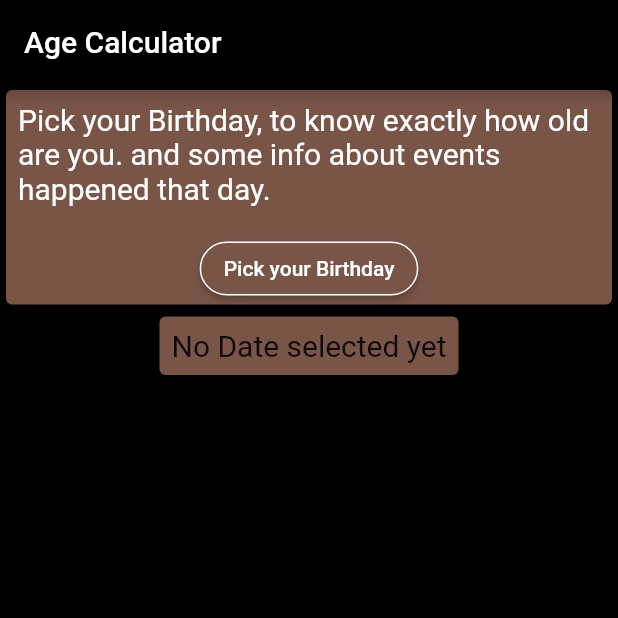
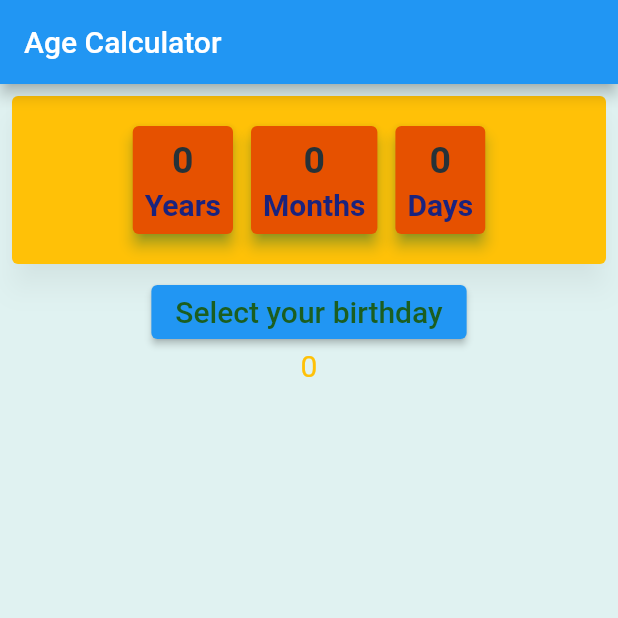
Before and after one commit to TheCoderGit/age_calculator_flutter, a Flutter app: the screen it shows after launch, on a phone screen of 412 x 824 dp, the top half of it. Run offline on Flutter 3.47's test engine with Material 2 defaults, Android fonts, the phone set to English and light mode, and no system bars; drawn by our look-alikes of google_mobile_ads; network calls fail.

Commit message:
version2

```diff
--- a/lib/main.dart
+++ b/lib/main.dart
@@ -1,142 +1,126 @@
+import 'package:age_calculator_flutter/services/age_provider.dart';
+import 'package:age_calculator_flutter/widgets/age_card.dart';
+import 'package:flutter/cupertino.dart';
 import 'package:flutter/material.dart';
+import 'package:google_mobile_ads/google_mobile_ads.dart';
+import 'package:provider/provider.dart';
 
 void main() {
-  runApp(MaterialApp(
-    debugShowCheckedModeBanner: false,
-    home: MyApp(),
-  ));
+  WidgetsFlutterBinding.ensureInitialized();
+  MobileAds.instance.initialize();
+  runApp(MyApp());
 }
 
-class MyApp extends StatefulWidget {
+class MyApp extends StatelessWidget {
   @override
-  _MyAppState createState() => _MyAppState();
+  Widget build(BuildContext context) {
+    return ChangeNotifierProvider<AgeProvider>(
+      create: (_) => AgeProvider(),
+      child: MaterialApp(
+        debugShowCheckedModeBanner: false,
+        home: HomePage(),
+      ),
+    );
+  }
 }
 
-class _MyAppState extends State<MyApp> {
-  DateTime _now = DateTime.now();
+class HomePage extends StatefulWidget {
+  final BannerAd _bannerAd = BannerAd(
+      size: AdSize.banner,
+      adUnitId: 'ca-app-pub-2556925527469330/9886505794',
+      listener: AdListener(),
+      request: AdRequest());
 
-  int insertedYear, insertedMonth, insertedDay, insertedHour, insertedMinute;
-  int currentYear, currentMonth, currentDay;
-  var ageYears, ageMonths, ageDays;
-
-  List bigMonths = [1, 3, 5, 7, 8, 10, 12];
-  List smallMonths = [4, 6, 9, 11];
-
-  void _datePicker() {
-    showDatePicker(
-            context: context,
-            initialDate: DateTime.now(),
-            firstDate: DateTime(1900),
-            lastDate: DateTime.now())
-        .then((value) {
-      currentYear = _now.year;
-      currentMonth = _now.month;
-      currentDay = _now.day;
-
-      insertedDay = value.day;
-      insertedMonth = value.month;
-      insertedYear = value.year;
-
-      if (currentDay < insertedDay) {
-        if (bigMonths.contains(currentMonth)) {
-          currentMonth = currentMonth - 1;
-          currentDay = currentDay + 31;
-        } else if (smallMonths.contains(currentMonth)) {
-          currentMonth = currentMonth - 1;
-          currentDay = currentDay + 30;
-        } else {
-          currentMonth = currentMonth - 1;
-          currentDay = currentDay + 28;
-        }
-        ageDays = currentDay - insertedDay;
-      } else {
-        ageDays = currentDay - insertedDay;
+  @override
+  _HomePageState createState() => _HomePageState();
 }
 
-      if (currentMonth < insertedMonth) {
-        currentYear = currentYear - 1;
-        currentMonth = currentMonth + 12;
-        ageMonths = currentMonth - insertedMonth;
-      } else {
-        ageMonths = currentMonth - insertedMonth;
-      }
-
-      if (currentYear >= insertedYear) {
-        ageYears = currentYear - insertedYear;
-      } else {
-        ageYears = 0;
-      }
-
-      if (value == null) {
-        return;
-      }
-      setState(() {});
-    });
+class _HomePageState extends State<HomePage> {
+  @override
+  void dispose() {
+    super.dispose();
+    widget._bannerAd.dispose();
   }
 
   @override
   Widget build(BuildContext context) {
+    widget._bannerAd.load();
     return Scaffold(
+      backgroundColor: Colors.teal[50],
       appBar: AppBar(
-        title: Text(
-          "Age Calculator",
+        title: Text('Age Calculator'),
       ),
-        backgroundColor: Colors.black45,
+      body: Stack(
+        alignment: Alignment.center,
+        children: [
+          Positioned(
+            bottom: 0,
+            child: Container(
+              height: widget._bannerAd.size.height.toDouble(),
+              width: widget._bannerAd.size.width.toDouble(),
+              child: AdWidget(
+                ad: widget._bannerAd,
               ),
-      body: Column(
-        children: [
-          Card(
-            color: Colors.brown,
+            ),
+          ),
+          Positioned(
+            top: 0,
             child: Column(
               children: [
-                Padding(
-                  padding: const EdgeInsets.all(8.0),
-                  child: Text(
-                    "Pick your Birthday, to know exactly how old are you."
-                    " and some info about events happened that day.",
-                    style: TextStyle(fontSize: 20, color: Colors.white),
+                Container(
+                  width: MediaQuery.of(context).size.width,
+                  child: Card(
+                    color: Colors.amber,
+                    elevation: 8,
+                    shadowColor: Colors.black26,
+                    margin: EdgeInsets.all(8),
+                    child: Row(
+                      mainAxisAlignment: MainAxisAlignment.center,
+                      children: [
+                        AgeCard(
+                          textNumber:
+                              '${Provider.of<AgeProvider>(context).ageYears ?? 0}',
+                          textDescription: 'Years',
                         ),
+                        AgeCard(
+                          textNumber:
+                              '${Provider.of<AgeProvider>(context).ageMonths ?? 0}',
+                          textDescription: 'Months',
                         ),
-                SizedBox(height: 10,),
-                ElevatedButton(
-                    style: ElevatedButton.styleFrom(
-                      primary: Colors.brown,
-                      shape: RoundedRectangleBorder(
-                        borderRadius: BorderRadius.circular(30.0),
-                        side: BorderSide(color: Colors.white),
+                        AgeCard(
+                          textNumber:
+                              '${Provider.of<AgeProvider>(context).ageDays ?? 0}',
+                          textDescription: 'Days',
                         ),
-                    ),
-                    child: Text(
-                      "Pick your Birthday",
-                      style: TextStyle(color: Colors.white),
-                    ),
-                    onPressed: _datePicker),
                       ],
                     ),
                   ),
-          Card(
-            color: Colors.brown,
-            child: insertedYear != null
-                ? Padding(
-                    padding: const EdgeInsets.all(8.0),
+                ),
+                ElevatedButton(
+                  onPressed: () {
+                    Provider.of<AgeProvider>(context, listen: false)
+                        .datePicker(context);
+                  },
                   child: Text(
-                      "you are $ageYears year(s) and $ageMonths month(s) and $ageDays days",
-                      style: TextStyle(fontSize: 20, color: Colors.white),
-                    ),
-                  )
-                : Padding(
-                    padding: const EdgeInsets.all(8.0),
-                    child: Text(
-                      "No Date selected yet",
+                    'Select your birthday',
                     style: TextStyle(
                       fontSize: 20,
+                      color: Colors.green[900],
                     ),
                   ),
+                ),
+                Text(
+                  '${Provider.of<AgeProvider>(context).ageDays ?? 0}',
+                  style: TextStyle(
+                    fontSize: 20,
+                    color: Colors.amber,
                   ),
                 ),
               ],
             ),
-      backgroundColor: Colors.black,
+          ),
+        ],
+      ),
     );
   }
 }
--- /dev/null
+++ b/lib/services/age_provider.dart
@@ -0,0 +1,65 @@
+import 'package:flutter/material.dart';
+
+class AgeProvider with ChangeNotifier {
+  DateTime _now = DateTime.now();
+
+  int insertedYear, insertedMonth, insertedDay, insertedHour, insertedMinute;
+  int currentYear, currentMonth, currentDay;
+  var ageYears, ageMonths, ageDays;
+
+  List bigMonths = [1, 3, 5, 7, 8, 10, 12];
+  List smallMonths = [4, 6, 9, 11];
+
+  void datePicker(BuildContext context) {
+    showDatePicker(
+            context: context,
+            initialDate: DateTime.now(),
+            firstDate: DateTime(1900),
+            lastDate: DateTime.now())
+        .then((value) {
+      currentYear = _now.year;
+      currentMonth = _now.month;
+      currentDay = _now.day;
+
+      insertedDay = value.day;
+      insertedMonth = value.month;
+      insertedYear = value.year;
+
+      if (currentDay < insertedDay) {
+        if (bigMonths.contains(currentMonth)) {
+          currentMonth = currentMonth - 1;
+          currentDay = currentDay + 31;
+        } else if (smallMonths.contains(currentMonth)) {
+          currentMonth = currentMonth - 1;
+          currentDay = currentDay + 30;
+        } else {
+          currentMonth = currentMonth - 1;
+          currentDay = currentDay + 28;
+        }
+        ageDays = currentDay - insertedDay;
+      } else {
+        ageDays = currentDay - insertedDay;
+      }
+
+      if (currentMonth < insertedMonth) {
+        currentYear = currentYear - 1;
+        currentMonth = currentMonth + 12;
+        ageMonths = currentMonth - insertedMonth;
+      } else {
+        ageMonths = currentMonth - insertedMonth;
+      }
+
+      if (currentYear >= insertedYear) {
+        ageYears = currentYear - insertedYear;
+      } else {
+        ageYears = 0;
+      }
+
+      if (value == null) {
+        return;
+      }
+      notifyListeners();
+    });
+
+  }
+}
--- /dev/null
+++ b/lib/widgets/age_card.dart
@@ -0,0 +1,50 @@
+import 'package:flutter/material.dart';
+
+class AgeCard extends StatelessWidget {
+  final String textNumber;
+  final String textDescription;
+
+  AgeCard({
+    @required this.textNumber,
+    @required this.textDescription,
+  });
+
+  @override
+  Widget build(BuildContext context) {
+    return Padding(
+      padding: const EdgeInsets.symmetric(vertical: 16,horizontal: 2),
+      child: Expanded(
+        child: Card(
+          color: Colors.orange[900],
+          shadowColor: Colors.green,
+          elevation: 4,
+          child: Padding(
+            padding: const EdgeInsets.all(8.0),
+            child: Column(
+              children: [
+                Text(
+                  '$textNumber',
+                  style: TextStyle(
+                    color: Colors.blueGrey[900],
+                    fontSize: 25,
+                    fontWeight: FontWeight.bold,)
+                ),
+                SizedBox(
+                  height: 4,
+                ),
+                Text(
+                  '$textDescription',
+                  style: TextStyle(
+                    color: Colors.indigo[900],
+                    fontSize: 20,
+                    fontWeight: FontWeight.bold
+                  ),
+                )
+              ],
+            ),
+          ),
+        ),
+      ),
+    );
+  }
+}
--- /dev/null
+++ b/lib/widgets/widgets.dart
@@ -0,0 +1 @@
+export 'age_card.dart';
--- a/pubspec.yaml
+++ b/pubspec.yaml
@@ -28,6 +28,8 @@ dependencies:
   # The following adds the Cupertino Icons font to your application.
   # Use with the CupertinoIcons class for iOS style icons.
   cupertino_icons: ^1.0.2
+  provider: ^5.0.0
+  google_mobile_ads: ^0.12.1+1
 
 dev_dependencies:
   flutter_test:
```
Also changed, not shown: pubspec.lock, 2 other files. Lines whose indentation alone changed are shown as unchanged.
